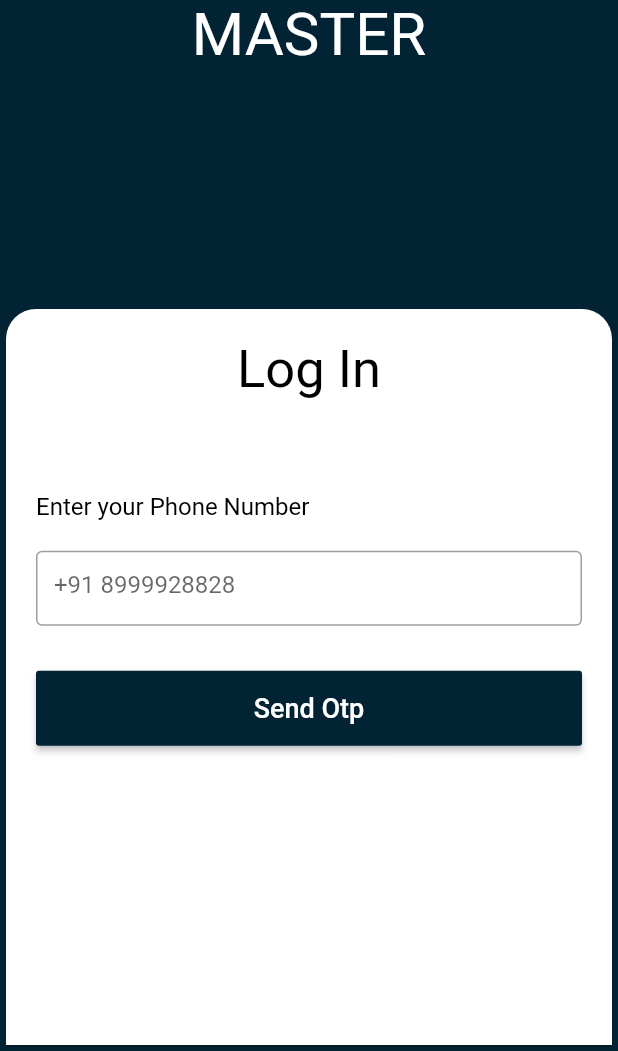
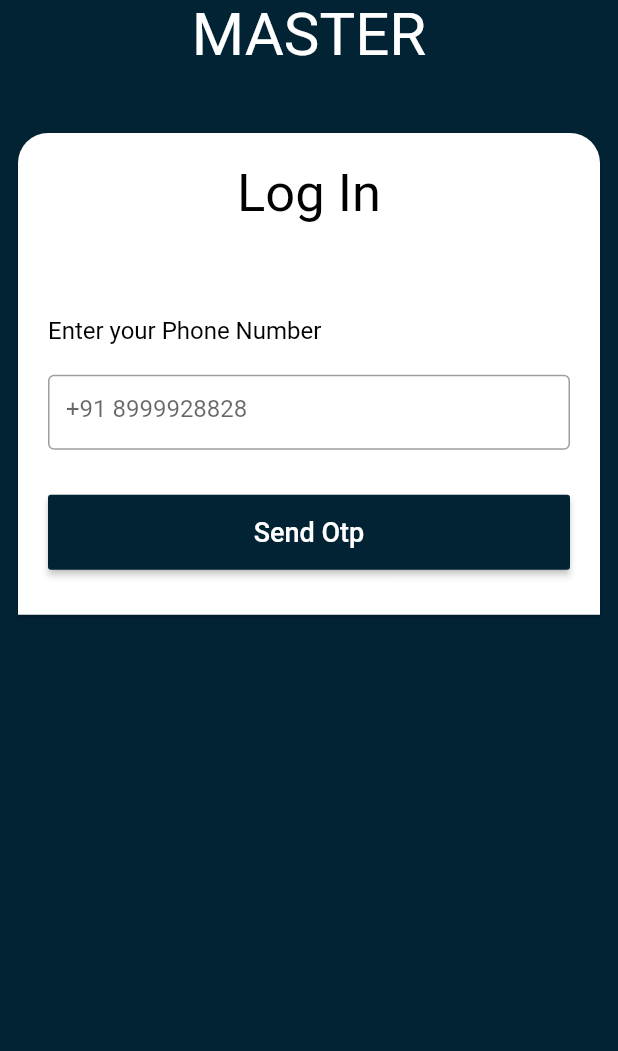
Before and after one commit to shailendra3223/placepost, a Flutter app: the screen it shows after launch, on a phone screen of 412 x 824 dp, the part 185-1236 px from its top. Run offline on Flutter 3.47's test engine with Material 2 defaults, Android fonts, the phone set to English and light mode, and no system bars; our stand-ins replace firebase_auth, firebase_core, flutter_swiper, get, get_storage, google_fonts; accounts and stored records are empty; Roboto replaces fonts that are missing (Ultra).

Commit message:
login and otp page implemented

```diff
--- /dev/null
+++ b/lib/auth/controller/otp_verify_controller.dart
@@ -0,0 +1,77 @@
+import 'package:digitalmaster/dashboard_page.dart';
+import 'package:firebase_auth/firebase_auth.dart';
+import 'package:flutter/material.dart';
+import 'package:get/get.dart';
+import 'package:get_storage/get_storage.dart';
+
+import '../otp_page.dart';
+
+class OtpVerifyController extends GetxController {
+   TextEditingController fieldOne = TextEditingController();
+   TextEditingController fieldTwo = TextEditingController();
+   TextEditingController fieldThree = TextEditingController();
+   TextEditingController fieldFour = TextEditingController();
+   TextEditingController fieldFive = TextEditingController();
+   TextEditingController fieldSix = TextEditingController();
+   final box = GetStorage();
+   String? otp;
+   bool isLoading = false;
+   bool isOtpVerifying = false;
+
+  FirebaseAuth auth = FirebaseAuth.instance;
+  String verficationid = "";
+
+  void addotp(){
+    otp = fieldOne.text+fieldTwo.text+fieldThree.text+fieldFour.text+fieldFive.text+fieldSix.text;
+    isOtpVerifying = true;
+    update();
+
+  }
+  void verifyphonenumber(var number) async {
+    isLoading = true;
+    update();
+    await auth.verifyPhoneNumber(
+      phoneNumber: "+91"+number,
+      verificationCompleted: (PhoneAuthCredential credtails) async {
+         isLoading = false;
+      },
+      verificationFailed: (FirebaseAuthException exc) async {
+        print(exc.message);
+      },
+      codeSent: (String verificationId, int? resendToken) async {
+        // Update the UI - wait for the user to enter the SMS code
+        verficationid = verificationId;
+        isLoading = false;
+        update();
+           if(verficationid!=null||verificationId!=""){
+             Get.to(()=>OtpPage());
+           }
+
+        // Create a PhoneAuthCredential with the code
+
+      },
+      codeAutoRetrievalTimeout: (String verificationId) {
+        print(verificationId);
+      },
+    );
+  }
+
+  void verifyotp(){
+    PhoneAuthCredential credential = PhoneAuthProvider.credential(
+        verificationId: verficationid, smsCode: otp!);
+    auth.signInWithCredential(credential).then((value){
+      box.write("isUserExists", value.user?.phoneNumber);
+      isOtpVerifying = false;
+      update();
+      Get.offAll(()=>  DashBoardPage());
+    });
+
+  }
+
+  @override
+  void onInit() {
+    // TODO: implement onInit
+
+    super.onInit();
+  }
+}
--- a/lib/auth/login_page.dart
+++ b/lib/auth/login_page.dart
@@ -1,43 +1,51 @@
+import 'package:digitalmaster/auth/controller/otp_verify_controller.dart';
 import 'package:digitalmaster/auth/otp_page.dart';
 import 'package:digitalmaster/dashboard_page.dart';
 import 'package:flutter/cupertino.dart';
 import 'package:flutter/material.dart';
+import 'package:flutter/painting.dart';
 import 'package:get/get.dart';
 import 'package:google_fonts/google_fonts.dart';
 
-class LogInPage extends GetWidget {
-  const LogInPage({Key? key}) : super(key: key);
+class LogInPage extends GetWidget<OtpVerifyController> {
+ final TextEditingController textEditingController = TextEditingController();
+ final OtpVerifyController _controller = Get.put(OtpVerifyController());
+
 
   @override
   Widget build(BuildContext context) {
     return Scaffold(
+      resizeToAvoidBottomInset: false,
       backgroundColor: const Color(0xff022334),
 
       appBar: AppBar(
         elevation: 0,
         backgroundColor: const Color(0xff022334),
       ),
-      body:Column(
+      body:GetBuilder<OtpVerifyController>(
+        builder: (value){
+
+          return ListView(
             children:  [
-          SizedBox(height: 20,),
-           Expanded(flex: 1, child: SizedBox(
+              const SizedBox(height: 20,),
+              SizedBox(
                 child: Column(
                   children: [
                     Text("DIGITAL",style: GoogleFonts.ultra(fontSize: 40,color: Colors.white)),
                     Text("MASTER",style: GoogleFonts.ultra(fontSize: 40,color: Colors.white),),
-
                   ],
                 ),
-           ),),
-          Expanded(flex: 2,child: Card(
-            shape: RoundedRectangleBorder(
+              ),
+              SizedBox(height: 30,),
+              Padding(
+                padding: const EdgeInsets.all(8.0),
+                child: Card(
+                  shape: const RoundedRectangleBorder(
                       borderRadius: BorderRadius.only(topLeft: Radius.circular(20),topRight: Radius.circular(20))),
-            child: Container(
-              width: double.infinity,
                   child: Column(
                     crossAxisAlignment: CrossAxisAlignment.start,
                     children: [
-                  SizedBox(height: 20,),
+                      const SizedBox(height: 20,),
                       Center(child: Text("Log In",style: GoogleFonts.fredokaOne(fontSize: 35,color: Colors.black),)),
                       SizedBox(height: MediaQuery.of(context).size.height*0.05,),
                       Padding(
@@ -45,11 +53,12 @@ class LogInPage extends GetWidget {
                         child: Text("Enter your Phone Number",style: GoogleFonts.roboto(color: Colors.black,fontSize: 16),),
                       ),
                       Padding(
-                    padding: const EdgeInsets.only(left: 20,right: 20),
+                        padding:  EdgeInsets.only(left: 20,right: 20,bottom: MediaQuery.of(context).viewInsets.bottom),
                         child: Container(
                           height: 50,
                           child: TextFormField(
-                        decoration: InputDecoration(
+                            controller: textEditingController,
+                            decoration: const InputDecoration(
                                 hintText: "+91 8999928828",
                                 border: OutlineInputBorder()
                             ),
@@ -58,22 +67,28 @@ class LogInPage extends GetWidget {
                       ),
                       Padding(
                         padding: const EdgeInsets.symmetric(horizontal: 20,vertical: 30),
-                    child: MaterialButton(
+                        child: !value.isLoading?MaterialButton(
                           minWidth: double.infinity,
                           height: 50,
                           color: Color(0xff022334), onPressed: () {
-                        Get.to(()=>OtpPage());
+                          if(textEditingController.text.isNotEmpty){
+                            _controller.verifyphonenumber(textEditingController.text);
+                          }
+
                         },
-                      child: Text("Send Otp",style: GoogleFonts.fredokaOne(fontSize: 18,color: Colors.white),),
+                          child:Text("Send Otp",style: GoogleFonts.fredokaOne(fontSize: 18,color: Colors.white),)):const Center(child: CircularProgressIndicator(color: Colors.black,),
                         ),
                       )
                     ],
                   ),
                 ),
-          ),)
+              )
 
 
             ],
+          );
+        },
+
       ),
     );
   }
--- a/lib/dashboard_page.dart
+++ b/lib/dashboard_page.dart
@@ -2,7 +2,6 @@ import 'package:flutter/material.dart';
 import 'package:flutter_swiper/flutter_swiper.dart';
 
 class DashBoardPage extends StatelessWidget {
-  const DashBoardPage({Key? key}) : super(key: key);
 
   @override
   Widget build(BuildContext context) {
--- a/lib/main.dart
+++ b/lib/main.dart
@@ -1,20 +1,28 @@
-import 'package:digitalmaster/auth/login_page.dart';
+import 'package:digitalmaster/dashboard_page.dart';
+import 'package:firebase_core/firebase_core.dart';
 import 'package:flutter/material.dart';
 import 'package:get/get.dart';
+import 'package:get_storage/get_storage.dart';
 
-void main() {
-  runApp(const MyApp());
+import 'auth/login_page.dart';
+
+void main()   async{
+  WidgetsFlutterBinding.ensureInitialized();
+  await Firebase.initializeApp();
+  await GetStorage.init();
+
+  runApp( MyApp());
 }
 
 class MyApp extends StatelessWidget {
-  const MyApp({Key? key}) : super(key: key);
+  final box = GetStorage();
 
   // This widget is the root of your application.
   @override
   Widget build(BuildContext context) {
-    return const GetMaterialApp(
+    return  GetMaterialApp(
       title: 'Flutter Demo',
-      home: LogInPage(),
+      home: box.read("isUserExists")==null||box.read("isUserExists")==""?LogInPage(): DashBoardPage(),
     );
   }
 }
--- a/pubspec.yaml
+++ b/pubspec.yaml
@@ -31,7 +31,7 @@ dependencies:
     sdk: flutter
 
 
-  # The following adds the Cupertino Icons font to your application.
+  # The following adds the Cupertino Icons font to your applxication.
   # Use with the CupertinoIcons class for iOS style icons.
   cupertino_icons: ^1.0.2
   get:
@@ -39,7 +39,9 @@ dependencies:
   flutter_swiper: ^1.1.6
   flutter_page_indicator: ^0.0.3
   transformer_page_view: ^0.1.6
-
+  firebase_auth: ^3.3.19
+  firebase_core: ^1.17.1
+  get_storage: ^2.0.3
 
 dev_dependencies:
   flutter_test:
```
Also changed, not shown: lib/auth/otp_page.dart (+27 -30 lines), pubspec.lock, 3 other files. Lines whose indentation alone changed are shown as unchanged.
